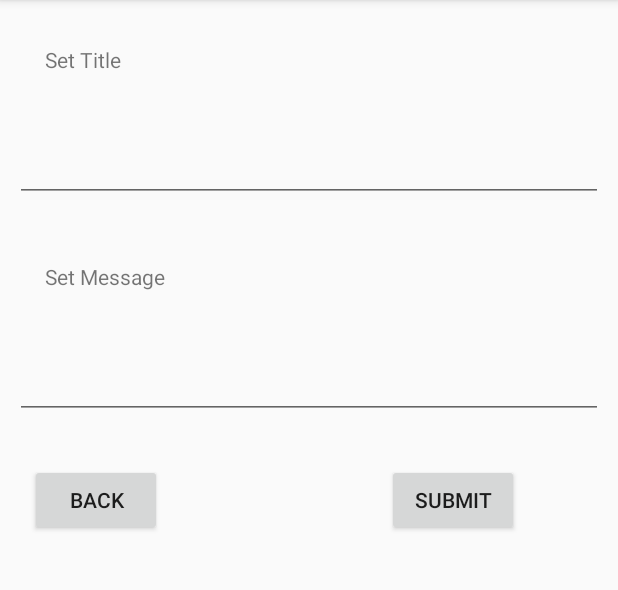
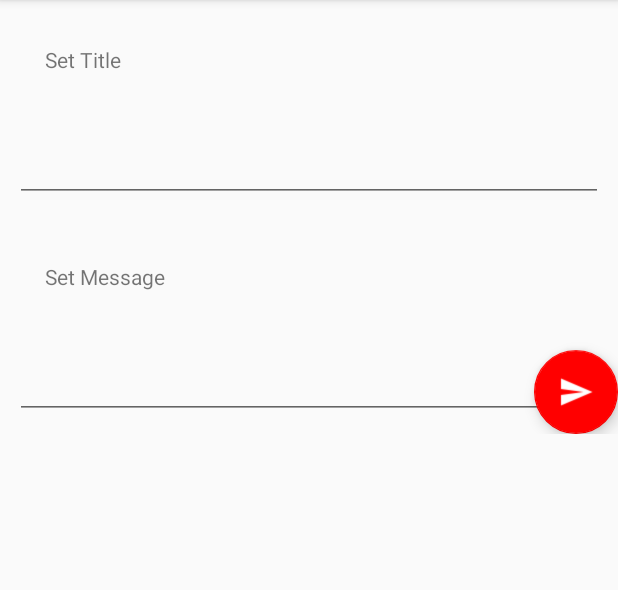
Before and after one commit to divyaRastogi29/LearningAndroid, an Android app: the screen it shows after launch (MainActivity), after a tap on an icon or button, on a phone screen of 412 x 824 dp, the part 84-674 px from its top. Run offline under Robolectric (Android 15) with nearby library versions, the phone set to English and light mode, and no system bars.

```diff
--- a/NoteApp/app/src/main/java/com/example/divya/noteapp/MainActivity.java
+++ b/NoteApp/app/src/main/java/com/example/divya/noteapp/MainActivity.java
@@ -23,7 +23,7 @@ public class MainActivity extends AppCompatActivity{
         getSupportActionBar().setDisplayShowTitleEnabled(false);
         RecyclerFragment fragment = new RecyclerFragment();
         fragmentManager.beginTransaction()
-                .replace(R.id.fragment_container, fragment)
+                .replace(R.id.fragment_container, fragment).addToBackStack(null)
                 .commit();
     }
 
--- a/NoteApp/app/src/main/java/com/example/divya/noteapp/NoteRecyclerAdapter.java
+++ b/NoteApp/app/src/main/java/com/example/divya/noteapp/NoteRecyclerAdapter.java
@@ -81,7 +81,7 @@ public class NoteRecyclerAdapter extends RecyclerView.Adapter<NoteRecyclerAdapte
                 bundle.putSerializable("note",note);
                 fragment.setArguments(bundle);
                 fragmentManager.beginTransaction()
-                        .replace(R.id.fragment_container, fragment)
+                        .replace(R.id.fragment_container, fragment).addToBackStack(null)
                         .commit();
             }
         });
--- a/NoteApp/app/src/main/java/com/example/divya/noteapp/RecyclerFragment.java
+++ b/NoteApp/app/src/main/java/com/example/divya/noteapp/RecyclerFragment.java
@@ -50,7 +50,7 @@ public class RecyclerFragment extends Fragment {
             public void onClick(View v) {
                 ReminderFragment fragment = new ReminderFragment();
                 getActivity().getSupportFragmentManager().beginTransaction()
-                        .replace(R.id.fragment_container, fragment)
+                        .replace(R.id.fragment_container, fragment).addToBackStack(null)
                         .commit();
             }
         });
--- a/NoteApp/app/src/main/java/com/example/divya/noteapp/ReminderFragment.java
+++ b/NoteApp/app/src/main/java/com/example/divya/noteapp/ReminderFragment.java
@@ -1,7 +1,10 @@
 package com.example.divya.noteapp;
 
+import android.content.res.ColorStateList;
 import android.os.Bundle;
 import android.support.annotation.Nullable;
+import android.support.design.widget.FloatingActionButton;
+import android.support.design.widget.Snackbar;
 import android.support.v4.app.Fragment;
 import android.support.v4.app.FragmentManager;
 import android.util.Log;
@@ -19,8 +22,7 @@ import android.widget.Toast;
 public class ReminderFragment extends Fragment implements View.OnClickListener{
     private EditText editTitle;
     private EditText editReminder;
-    private Button submitButton;
-    private Button backButton;
+    private FloatingActionButton submitButton;
     private ReminderDataSource reminderDataSource;
     private Note note;
 
@@ -31,8 +33,8 @@ public class ReminderFragment extends Fragment implements View.OnClickListener{
         reminderDataSource = ReminderDataSource.newInstance(getActivity());
         reminderDataSource.open();
         initViews(view);
+        submitButton.setBackgroundTintList(ColorStateList.valueOf(getResources().getColor(R.color.colorAccent)));
         submitButton.setOnClickListener(this);
-        backButton.setOnClickListener(this);
         if (getArguments() != null) {
             note = (Note) getArguments().getSerializable("note");
             if (note != null) {
@@ -43,15 +45,13 @@ public class ReminderFragment extends Fragment implements View.OnClickListener{
         return view;
     }
     private void initViews(View view) {
-        submitButton = (Button)view.findViewById(R.id.submitButton);
-        backButton = (Button)view.findViewById(R.id.backButton);
+        submitButton = (FloatingActionButton)view.findViewById(R.id.submitButton);
         editTitle = (EditText) view.findViewById(R.id.titleNote);
         editReminder = (EditText)view.findViewById(R.id.reminderNote);
     }
 
     @Override
     public void onClick(View v) {
-        Toast toast;
         if(v.getId()==R.id.submitButton) {
             if((note == null)||(note.getId()==0)) {
                 note = new Note();
@@ -60,34 +60,21 @@ public class ReminderFragment extends Fragment implements View.OnClickListener{
                 String reminder = editReminder.getText().toString().trim();
                 if (title.length() > 0) {
                     note = reminderDataSource.createNote(title, reminder);
-                    toast = Toast.makeText(getActivity(), "Reminder Set", Toast.LENGTH_SHORT);
+                    getFragmentManager().popBackStackImmediate();
                     Log.d("Note Inserted", note.toString());
                 } else
-                    toast = Toast.makeText(getActivity(), "Title cannot be left empty", Toast.LENGTH_SHORT);
-
+                    Snackbar.make(v,"Title cannot be left empty",Snackbar.LENGTH_SHORT).show();
             }
             else{
                 String title = editTitle.getText().toString();
                 String reminder = editReminder.getText().toString();
                 if (title.length() > 0) {
                     reminderDataSource.updateNote(note.getId(),title, reminder, note.getImgColor());
-                    toast = Toast.makeText(getActivity(), "Reminder Updated", Toast.LENGTH_SHORT);
+                    getFragmentManager().popBackStackImmediate();
                     Log.d("Note Updated", note.toString());
                 } else
-                    toast = Toast.makeText(getActivity(), "Title cannot be left empty", Toast.LENGTH_SHORT);
+                    Snackbar.make(v,"Title cannot be left empty",Snackbar.LENGTH_SHORT).show();
             }
-            toast.setGravity(Gravity.CENTER, 0, 0);
-            toast.show();
-            editTitle.setText("");
-            editReminder.setText("");
-
-        }
-        if(v.getId()==R.id.backButton){
-            FragmentManager fragmentManager = getActivity().getSupportFragmentManager();
-            RecyclerFragment fragment = new RecyclerFragment();
-            fragmentManager.beginTransaction()
-                    .replace(R.id.fragment_container, fragment)
-                    .commit();
         }
     }
 }
--- a/NoteApp/app/src/main/res/layout/fragment_layout.xml
+++ b/NoteApp/app/src/main/res/layout/fragment_layout.xml
@@ -2,10 +2,16 @@
 <ScrollView android:layout_width="match_parent"
     android:layout_height="match_parent"
     xmlns:android="http://schemas.android.com/apk/res/android">
-    <LinearLayout
+    <android.support.design.widget.CoordinatorLayout
         android:id="@+id/linearLayout"
         android:orientation="vertical" android:layout_width="match_parent"
+        xmlns:app="http://schemas.android.com/apk/res-auto"
         android:layout_height="match_parent">
+        <LinearLayout
+            android:id="@+id/linearId"
+            android:layout_width="match_parent"
+            android:layout_height="wrap_content"
+            android:orientation="vertical">
 
             <TextView
                 android:layout_width="wrap_content"
@@ -27,24 +33,15 @@
                 android:layout_width="match_parent"
                 android:layout_height="wrap_content"
                 android:layout_margin="10dp"/>
-        <LinearLayout
-            android:layout_width="match_parent"
-            android:layout_height="wrap_content"
-            android:layout_margin="20dp">
-            <Button
-                android:id="@+id/backButton"
+        </LinearLayout>
+
+        <android.support.design.widget.FloatingActionButton
+            android:id="@+id/submitButton"
+            android:src="@drawable/send"
+            app:fabSize="normal"
             android:layout_width="wrap_content"
             android:layout_height="wrap_content"
-                android:text="BACK"
-                android:layout_gravity="left"/>
-            <Button
-                android:id="@+id/submitButton"
-                android:layout_width="wrap_content"
-                android:layout_height="wrap_content"
-                android:text="SUBMIT"
-                android:layout_gravity="right"
-                android:layout_marginLeft="150dp"/>
-        </LinearLayout>
+            android:layout_gravity="end|bottom" />
 
-    </LinearLayout>
+    </android.support.design.widget.CoordinatorLayout>
 </ScrollView>
```
Also changed, not shown: NoteApp/app/src/main/res/drawable/send.png (added). Lines whose indentation alone changed are shown as unchanged.
